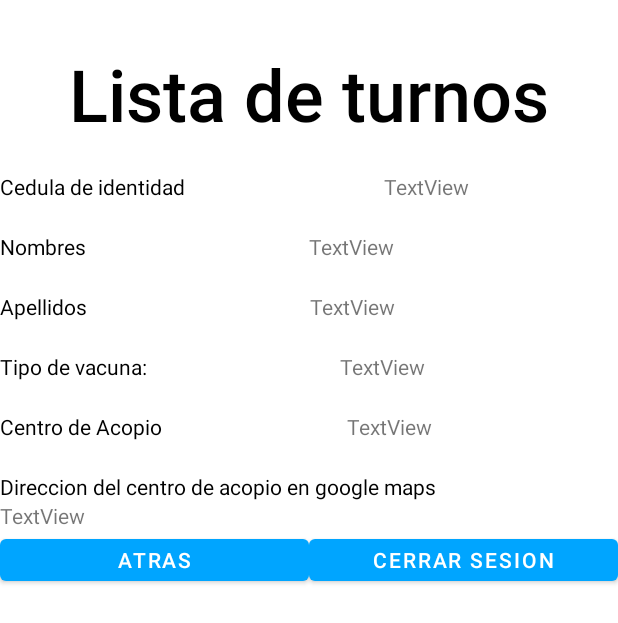
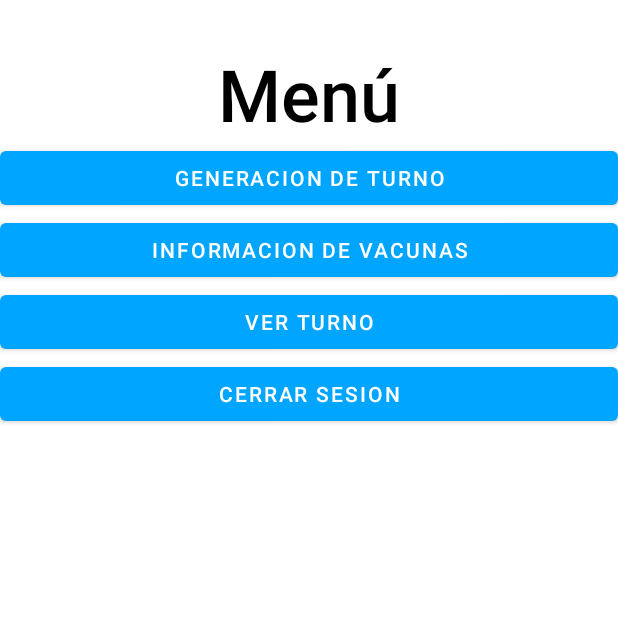
Before and after one commit to chrisbermeo/ProyectoVacunas, an Android app: the ListadoTurnos screen opened directly, with no data from a screen before it, after a tap on "ATRAS", on a phone screen of 412 x 824 dp. Shown: the top 623 px of the screen. Run offline under Robolectric (Android 15) with nearby library versions, the light colour scheme and no system bars; 1 statement that could not run was skipped.

Commit message:
Agregando menu y corrigiendo la base de datos local

```diff
--- a/ProyectoVacunas/app/src/main/AndroidManifest.xml
+++ b/ProyectoVacunas/app/src/main/AndroidManifest.xml
@@ -24,7 +24,8 @@
         android:roundIcon="@mipmap/ic_launcher_round"
         android:supportsRtl="true"
         android:theme="@style/Theme.ProyectoVacunas">
-        <activity android:name=".ListadoTurnos"></activity>
+        <activity android:name=".MenuOpciones"></activity>
+        <activity android:name=".ListadoTurnos" />
         <activity android:name=".MenuActivity" />
         <activity android:name=".GeneracionTurnos" />
         <!--
--- a/ProyectoVacunas/app/src/main/java/com/example/proyectovacunas/ListadoTurnos.kt
+++ b/ProyectoVacunas/app/src/main/java/com/example/proyectovacunas/ListadoTurnos.kt
@@ -18,6 +18,7 @@ class ListadoTurnos : AppCompatActivity() {
     private lateinit var txtUrlMaps: TextView
     private lateinit var txtNombres: TextView
     private lateinit var txtApellidos: TextView
+
     var fk_usuario: String=""
     fun init(){
         btnSalir = findViewById(R.id.btn_Salir)
@@ -37,11 +38,16 @@ class ListadoTurnos : AppCompatActivity() {
         fk_usuario= objetoIntent.getStringExtra("fk_usuario").toString()
         datosUsuario()
         buscarTurno()
-        btnAtras.setOnClickListener{
-            //debe ir al menos
-        }
+        click_atras()
         btnSalir.setOnClickListener{
             //debe cerrar sesion
+        }
+    }
+    fun click_atras(){
+        btnAtras.setOnClickListener{
+            val forma2 = Intent(this@ListadoTurnos, MenuOpciones::class.java)
+            forma2.putExtra("id_usuario", fk_usuario)
+            startActivity(forma2)
         }
     }
     fun buscarTurno(){
@@ -54,7 +60,8 @@ class ListadoTurnos : AppCompatActivity() {
             txtCentroAcopio.setText(fila.getString(1))
             txtUrlMaps.setText(fila.getString(2))
         }else {
-            Toast.makeText(this, "Usuario NO EXISTE", Toast.LENGTH_SHORT).show()
+            Toast.makeText(this, "Usuario NO Tiene turno", Toast.LENGTH_SHORT).show()
+            this.finish()
         }
         bd.close()
     }
@@ -67,7 +74,7 @@ class ListadoTurnos : AppCompatActivity() {
             txtNombres.setText(fila.getString(1))
             txtApellidos.setText(fila.getString(2))
         }else {
-            Toast.makeText(this, "Usuario NO EXISTE", Toast.LENGTH_SHORT).show()
+            Toast.makeText(this, "Error en obtener datos usuario", Toast.LENGTH_SHORT).show()
         }
         bd.close()
     }
--- a/ProyectoVacunas/app/src/main/java/com/example/proyectovacunas/MainActivity.kt
+++ b/ProyectoVacunas/app/src/main/java/com/example/proyectovacunas/MainActivity.kt
@@ -83,7 +83,7 @@ class MainActivity : AppCompatActivity() {
         val fila = bd.rawQuery("SELECT id_usuario, correo, password FROM usuario", null)
         while(fila.moveToNext()){
             if ((fila.getString(1).equals(txtCorreo.getText().toString())) && (fila.getString(2).equals(txtPassword.getText().toString()) )){
-                val forma2 = Intent(this@MainActivity, GeneracionTurnos::class.java)
+                val forma2 = Intent(this@MainActivity, MenuOpciones::class.java)
                 val Id_usuario = fila.getString(0)
                 forma2.putExtra("id_usuario", Id_usuario)
                 Toast.makeText(this, "$Id_usuario",  Toast.LENGTH_SHORT).show()
--- a/ProyectoVacunas/app/src/main/java/com/example/proyectovacunas/MapsActivity.kt
+++ b/ProyectoVacunas/app/src/main/java/com/example/proyectovacunas/MapsActivity.kt
@@ -18,9 +18,9 @@ import com.google.android.gms.maps.model.MarkerOptions
 class MapsActivity : AppCompatActivity(), OnMapReadyCallback {
 
     private lateinit var mMap: GoogleMap
-    lateinit var btnHibrido: Button
-    lateinit var btnNormal: Button
-    lateinit var btnVolver: Button
+    private lateinit var btnHibrido: Button
+    private lateinit var btnNormal: Button
+    private lateinit var btnVolver: Button
     fun init(){
         btnHibrido = findViewById(R.id.btnHibrido)
         btnNormal = findViewById(R.id.btnNormal)
--- /dev/null
+++ b/ProyectoVacunas/app/src/main/java/com/example/proyectovacunas/MenuOpciones.kt
@@ -0,0 +1,54 @@
+package com.example.proyectovacunas
+
+import android.content.Intent
+import androidx.appcompat.app.AppCompatActivity
+import android.os.Bundle
+import android.widget.Button
+import android.widget.Toast
+
+class MenuOpciones : AppCompatActivity() {
+    private lateinit var btnGeneracion: Button
+    private lateinit var btnInformacion: Button
+    private lateinit var btnTurno: Button
+    var id_usuario: String=""
+    fun init(){
+        btnGeneracion = findViewById(R.id.btnGeneracion)
+        btnInformacion = findViewById(R.id.btnInformacion)
+        btnTurno = findViewById(R.id.btnTurno)
+    }
+    override fun onCreate(savedInstanceState: Bundle?) {
+        super.onCreate(savedInstanceState)
+        setContentView(R.layout.activity_menu_opciones)
+        val objetoIntent : Intent = intent
+        id_usuario= objetoIntent.getStringExtra("id_usuario").toString()
+        init()
+        click_Generar()
+        click_Informacion()
+        click_Turno()
+        click_CerrarSesion()
+    }
+    fun click_Generar(){
+        btnGeneracion.setOnClickListener{
+            val forma2 = Intent(this@MenuOpciones, GeneracionTurnos::class.java)
+            forma2.putExtra("id_usuario", id_usuario)
+            Toast.makeText(this, "$id_usuario",  Toast.LENGTH_SHORT).show()
+            startActivity(forma2)
+        }
+    }
+    fun click_Informacion(){
+        btnInformacion.setOnClickListener{
+            //val forma2 = Intent(this@MenuOpciones, Informacion::class.java)
+            //startActivity(forma2)
+        }
+    }
+    fun click_Turno(){
+        btnTurno.setOnClickListener{
+            val forma2 = Intent(this@MenuOpciones, ListadoTurnos::class.java)
+            forma2.putExtra("fk_usuario", id_usuario)
+            startActivity(forma2)
+        }
+    }
+    fun click_CerrarSesion(){
+        //codigo de cerrar sesion
+    }
+}
--- /dev/null
+++ b/ProyectoVacunas/app/src/main/res/layout/activity_menu_opciones.xml
@@ -0,0 +1,45 @@
+<?xml version="1.0" encoding="utf-8"?>
+<LinearLayout xmlns:android="http://schemas.android.com/apk/res/android"
+    xmlns:app="http://schemas.android.com/apk/res-auto"
+    xmlns:tools="http://schemas.android.com/tools"
+    android:layout_width="match_parent"
+    android:layout_height="match_parent"
+    android:orientation="vertical"
+    tools:context=".MenuOpciones">
+    <TextView
+        android:id="@+id/textMenu"
+        android:layout_width="wrap_content"
+        android:layout_height="wrap_content"
+        android:layout_gravity="center"
+        android:layout_marginTop="30dp"
+        android:fontFamily="sans-serif-medium"
+        android:text="Menú"
+        android:textColor="@color/black"
+        android:textSize="72px" />
+
+    <Button
+        android:id="@+id/btnGeneracion"
+        android:layout_width="match_parent"
+        android:layout_height="wrap_content"
+        android:text="Generacion de turno" />
+
+    <Button
+        android:id="@+id/btnInformacion"
+        android:layout_width="match_parent"
+        android:layout_height="wrap_content"
+        android:text="Informacion de vacunas" />
+
+    <Button
+        android:id="@+id/btnTurno"
+        android:layout_width="match_parent"
+        android:layout_height="wrap_content"
+        android:text="Ver turno" />
+
+    <Button
+        android:id="@+id/btnSalir"
+        android:layout_width="match_parent"
+        android:layout_height="wrap_content"
+        android:text="Cerrar Sesion" />
+
+
+</LinearLayout>
```
Also changed, not shown: ProyectoVacunas/app/src/main/java/com/example/proyectovacunas/GeneracionTurnos.kt (+13 -8 lines).
